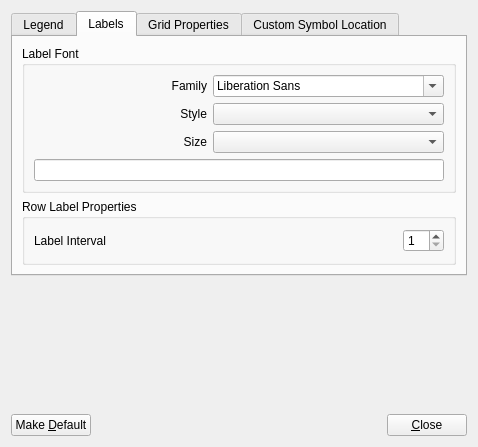
haskelladdict/sconcho, file sconcho/gui/ui/preferences_dialog.ui: the form before one commit.
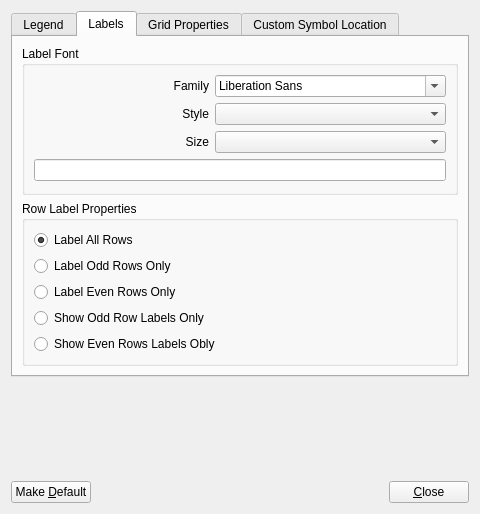
The form after the commit. The open tabs and pages were chosen to show the change.

Commit message: Added initial code for row label placement.

Diff of the .ui file:
```diff
--- a/sconcho/gui/ui/preferences_dialog.ui
+++ b/sconcho/gui/ui/preferences_dialog.ui
@@ -6,8 +6,8 @@
    <rect>
     <x>0</x>
     <y>0</y>
-    <width>478</width>
-    <height>447</height>
+    <width>480</width>
+    <height>514</height>
    </rect>
   </property>
   <property name="windowTitle">
@@ -101,7 +101,7 @@
       <attribute name="title">
        <string>Labels</string>
       </attribute>
-      <layout class="QVBoxLayout" name="verticalLayout">
+      <layout class="QVBoxLayout" name="verticalLayout_7">
        <item>
         <widget class="QGroupBox" name="groupBox_2">
          <property name="title">
@@ -162,36 +162,53 @@
          <property name="title">
           <string>Row Label Properties</string>
          </property>
-         <layout class="QVBoxLayout" name="verticalLayout_7">
+         <layout class="QVBoxLayout" name="verticalLayout">
           <item>
-           <layout class="QHBoxLayout" name="horizontalLayout_3">
-            <item>
-             <widget class="QLabel" name="label_13">
+           <layout class="QGridLayout" name="gridLayout_6">
+            <item row="7" column="0">
+             <widget class="QRadioButton" name="showEvenRowsButton">
               <property name="text">
-               <string>Label Interval</string>
+               <string>Show Even Rows Labels Obly</string>
               </property>
              </widget>
             </item>
-            <item>
-             <spacer name="horizontalSpacer_2">
-              <property name="orientation">
-               <enum>Qt::Horizontal</enum>
+            <item row="3" column="0">
+             <widget class="QRadioButton" name="labelOddRowsButton">
+              <property name="text">
+               <string>Label Odd Rows Only</string>
               </property>
-              <property name="sizeHint" stdset="0">
-               <size>
-                <width>40</width>
-                <height>20</height>
-               </size>
+              <attribute name="buttonGroup">
+               <string>buttonGroup</string>
+              </attribute>
+             </widget>
+            </item>
+            <item row="2" column="0">
+             <widget class="QRadioButton" name="labelAllRowsButton">
+              <property name="text">
+               <string>Label All Rows</string>
               </property>
-             </spacer>
+              <property name="checked">
+               <bool>true</bool>
+              </property>
+              <attribute name="buttonGroup">
+               <string>buttonGroup</string>
+              </attribute>
+             </widget>
             </item>
-            <item>
-             <widget class="QSpinBox" name="labelIntervalSpinner">
-              <property name="minimum">
-               <number>1</number>
+            <item row="4" column="0">
+             <widget class="QRadioButton" name="labelEvenRowsButton">
+              <property name="text">
+               <string>Label Even Rows Only</string>
               </property>
-              <property name="maximum">
-               <number>10</number>
+              <attribute name="buttonGroup">
+               <string>buttonGroup</string>
+              </attribute>
+             </widget>
+            </item>
+            <item row="6" column="0">
+             <widget class="QRadioButton" name="showOddRowsButton">
+              <property name="text">
+               <string>Show Odd Row Labels Only</string>
               </property>
              </widget>
             </item>
```
Left out of the diff: 13 changed lines with no effect on the pictures. The commit also changes 14 other files.
